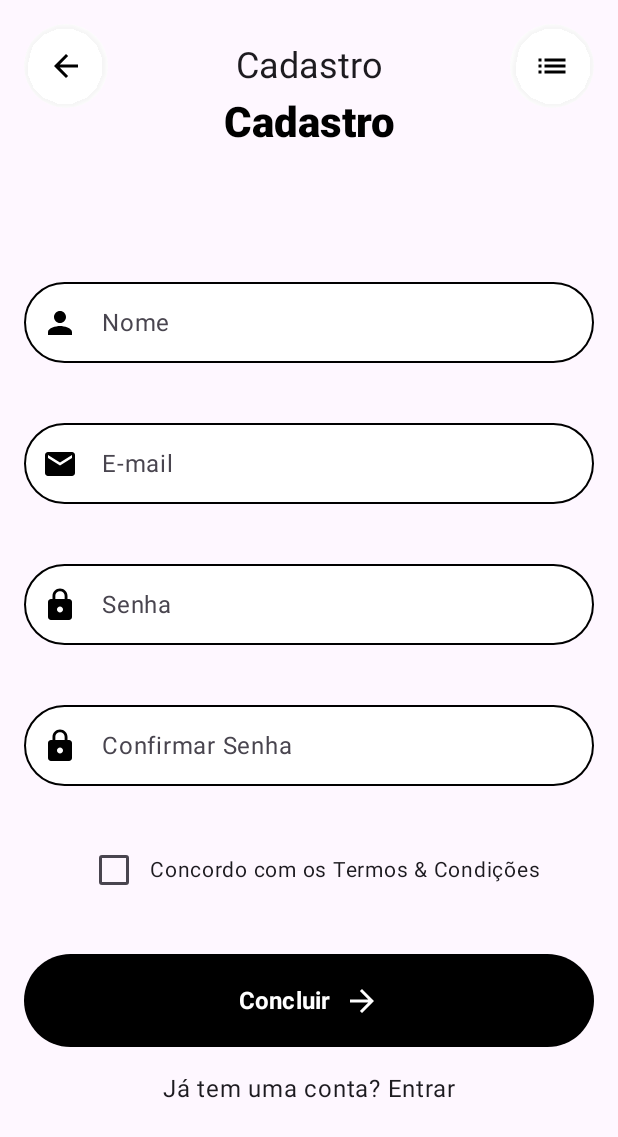
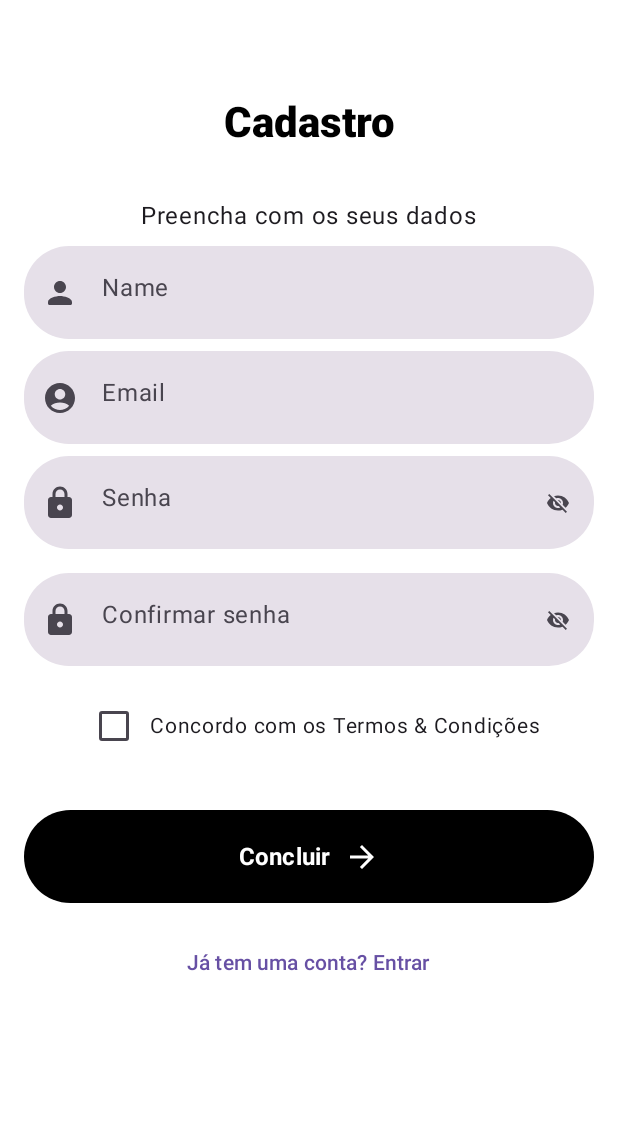
Before and after one commit to GDianaS/AND_App, an Android app built with Jetpack Compose: the screen it shows after launch (MainActivity), after a tap on "Inscreva-se", on a phone screen of 412 x 824 dp. Shown: the top 1137 px of the screen. Run offline under Robolectric (Android 15) with nearby library versions, the phone set to English and light mode, and no system bars; our stand-ins replace Compose Multiplatform resources; 1 statement that could not run was skipped.

Commit message:
feat: display input error in sign in

```diff
--- a/composeApp/src/commonMain/kotlin/com/study/andancas/features/singin/SignInScreen.kt
+++ b/composeApp/src/commonMain/kotlin/com/study/andancas/features/singin/SignInScreen.kt
@@ -1,5 +1,7 @@
 package com.study.andancas.features.singin
 
+import androidx.compose.foundation.background
+import androidx.compose.foundation.clickable
 import androidx.compose.foundation.layout.Column
 import androidx.compose.foundation.layout.Row
 import androidx.compose.foundation.layout.Spacer
@@ -9,10 +11,19 @@ import androidx.compose.foundation.layout.height
 import androidx.compose.foundation.layout.padding
 import androidx.compose.foundation.layout.size
 import androidx.compose.foundation.layout.systemBarsPadding
+import androidx.compose.foundation.rememberScrollState
+import androidx.compose.foundation.shape.RoundedCornerShape
+import androidx.compose.foundation.verticalScroll
 import androidx.compose.material.icons.Icons
 import androidx.compose.material.icons.filled.Email
 import androidx.compose.material.icons.filled.Lock
 import androidx.compose.material.icons.filled.Person
+import androidx.compose.material.icons.filled.Visibility
+import androidx.compose.material.icons.filled.VisibilityOff
+import androidx.compose.material.icons.rounded.AccountCircle
+import androidx.compose.material.icons.rounded.Lock
+import androidx.compose.material.icons.rounded.Person
+import androidx.compose.material3.Button
 import androidx.compose.material3.ButtonDefaults
 import androidx.compose.material3.Checkbox
 import androidx.compose.material3.CheckboxDefaults
@@ -20,6 +31,9 @@ import androidx.compose.material3.Icon
 import androidx.compose.material3.MaterialTheme
 import androidx.compose.material3.Scaffold
 import androidx.compose.material3.Text
+import androidx.compose.material3.TextButton
+import androidx.compose.material3.TextField
+import androidx.compose.material3.TextFieldDefaults
 import androidx.compose.runtime.Composable
 import androidx.compose.runtime.getValue
 import androidx.compose.runtime.mutableStateOf
@@ -27,9 +41,11 @@ import androidx.compose.runtime.remember
 import androidx.compose.runtime.setValue
 import androidx.compose.ui.Alignment
 import androidx.compose.ui.Modifier
+import androidx.compose.ui.graphics.Brush
 import androidx.compose.ui.graphics.Color
 import androidx.compose.ui.text.font.FontWeight
 import androidx.compose.ui.text.input.PasswordVisualTransformation
+import androidx.compose.ui.text.input.VisualTransformation
 import androidx.compose.ui.text.style.TextAlign
 import androidx.compose.ui.unit.dp
 import androidx.compose.ui.unit.sp
@@ -42,45 +58,40 @@ import com.study.andancas.ui.OutlinedInputField
 fun SignInScreen(
     modifier: Modifier = Modifier,
     onBackPressed: () -> Unit,
+    navigateToLoginScreen: () -> Unit
 
     ) {
+
+    var name by remember { mutableStateOf("") }
+    var email by remember { mutableStateOf("") }
+    var password by remember { mutableStateOf("") }
+    var confirmPassword by remember { mutableStateOf("") }
+    var passwordVisible by remember { mutableStateOf(false) }
+    var confirmPasswordVisible by remember { mutableStateOf(false) }
+
+    var nameError by remember { mutableStateOf("") }
+    var emailError by remember { mutableStateOf("") }
+    var passwordError by remember { mutableStateOf("") }
+    var confirmPasswordError by remember { mutableStateOf("") }
+
+
     Scaffold(
         modifier = Modifier
             .fillMaxSize()
-            .systemBarsPadding(),
-
-        topBar = {
-            Header(
-                title = "Cadastro",
-                showBackButton = true,
-                showMenuIcon = true,
-                onBackClick = onBackPressed
-            )
-        },
-
-    )
+            .systemBarsPadding()
+        )
     {
 
         Column(
             modifier = modifier
                 .fillMaxSize()
-                /*
-                .background(
-                    Brush.verticalGradient(
-                        0f to Color.LightGray,
-                        1f to Color.Black
-                    )
-                )*/
-                .systemBarsPadding(),
-            horizontalAlignment = Alignment.CenterHorizontally
+                .systemBarsPadding()
+                .verticalScroll(rememberScrollState())
+                .background(Color.White),
+            horizontalAlignment = Alignment.CenterHorizontally,
+
 
         ) {
-            /*
-            Image(
-                painter = painterResource(Res.drawable.register),
-                contentDescription = null,
-                modifier = Modifier.size(180.dp).padding(top = 32.dp)
-            )*/
 
             Spacer(Modifier.height(64.dp))
 
@@ -92,57 +103,143 @@ fun SignInScreen(
                 color = Color.Black,
                 fontWeight = FontWeight.Black)
 
-            Spacer(Modifier.height(64.dp))
+            Spacer(Modifier.height(32.dp))
 
-            OutlinedInputField(
-                placeholdertext = "Nome",
-                leadingIcon = {
-                    Icon(
-                        imageVector = Icons.Filled.Person,
-                        contentDescription = null,
-                        modifier = Modifier.size(24.dp),
-                        tint = Color.Black
+            Text(text = "Preencha com os seus dados")
+
+            Spacer(Modifier.height(8.dp))
+
+            TextField(
+                value = name,
+                onValueChange = { name = it },
+                label = {
+                    Text(
+                        if (nameError.isEmpty()) "Name" else nameError,
+                        color = if (nameError.isNotEmpty()) Color.Red else Color.Unspecified
                     )
                 },
-                modifier = Modifier.padding(16.dp))
+                leadingIcon = {
+                    Icon(Icons.Rounded.Person, contentDescription = null)
+                },
+                shape = RoundedCornerShape(30.dp),
+                colors = TextFieldDefaults.colors(
+                    focusedIndicatorColor = Color.Transparent,
+                    unfocusedIndicatorColor = Color.Transparent
+                ),
+                modifier = Modifier
+                    .fillMaxWidth()
+                    .height(62.dp)
+                    .padding(horizontal = 16.dp)
+            )
 
-            OutlinedInputField(
-                placeholdertext = "E-mail",
-                leadingIcon = {
-                    Icon(
-                        imageVector = Icons.Filled.Email,
-                        contentDescription = null,
-                        modifier = Modifier.size(24.dp),
-                        tint = Color.Black
+            Spacer(Modifier.height(8.dp))
+
+            TextField(
+                value = email,
+                onValueChange = { email = it },
+                label = {
+                    Text(
+                        if (emailError.isEmpty()) "Email" else emailError,
+                        color = if (emailError.isNotEmpty()) Color.Red else Color.Unspecified
                     )
                 },
-                modifier = Modifier.padding(16.dp))
+                leadingIcon = {
+                    Icon(Icons.Rounded.AccountCircle, contentDescription = null)
+                },
+                shape = RoundedCornerShape(30.dp),
+                colors = TextFieldDefaults.colors(
+                    focusedIndicatorColor = Color.Transparent,
+                    unfocusedIndicatorColor = Color.Transparent
+                ),
+                modifier = Modifier
+                    .fillMaxWidth()
+                    .height(62.dp)
+                    .padding(horizontal = 16.dp)
+            )
 
-            OutlinedInputField(
-                placeholdertext = "Senha",
-                leadingIcon = {
-                    Icon(
-                        imageVector = Icons.Filled.Lock,
-                        contentDescription = null,
-                        modifier = Modifier.size(24.dp),
-                        tint = Color.Black
+            Spacer(Modifier.height(8.dp))
+
+            TextField(
+                value = password,
+                onValueChange = { password = it },
+                label = {
+                    Text(
+                        if (passwordError.isEmpty()) "Senha" else passwordError,
+                        color = if (passwordError.isNotEmpty()) Color.Red else Color.Unspecified
                     )
                 },
-                visualTransformation = PasswordVisualTransformation(),
-                modifier = Modifier.padding(16.dp))
+                leadingIcon = {
+                    Icon(Icons.Rounded.Lock, contentDescription = null)
+                },
+                visualTransformation = if (passwordVisible) VisualTransformation.None else PasswordVisualTransformation(),
+                trailingIcon = {
+                    val image = if (passwordVisible)
+                        Icons.Filled.Visibility
+                    else Icons.Filled.VisibilityOff
 
-            OutlinedInputField(
-                placeholdertext = "Confirmar Senha",
-                leadingIcon = {
+                    val description = if (passwordVisible) "Esconder senha" else "Mostrar senha"
+
                     Icon(
-                        imageVector = Icons.Filled.Lock,
-                        contentDescription = null,
-                        modifier = Modifier.size(24.dp),
-                        tint = Color.Black
+                        image,
+                        contentDescription = description,
+                        modifier = Modifier
+                            .size(24.dp)
+                            .padding(4.dp)
+                            .clickable { passwordVisible = !passwordVisible }
                     )
                 },
-                visualTransformation = PasswordVisualTransformation(),
-                modifier = Modifier.padding(16.dp))
+                shape = RoundedCornerShape(30.dp),
+                colors = TextFieldDefaults.colors(
+                    focusedIndicatorColor = Color.Transparent,
+                    unfocusedIndicatorColor = Color.Transparent
+                ),
+                modifier = Modifier
+                    .fillMaxWidth()
+                    .height(62.dp)
+                    .padding(horizontal = 16.dp)
+            )
+
+            Spacer(Modifier.height(16.dp))
+
+            TextField(
+                value = confirmPassword,
+                onValueChange = { confirmPassword = it },
+                label = {
+                    Text(
+                        if (confirmPasswordError.isEmpty()) "Confirmar senha" else confirmPasswordError,
+                        color = if (confirmPasswordError.isNotEmpty()) Color.Red else Color.Unspecified
+                    )
+                },
+                leadingIcon = {
+                    Icon(Icons.Rounded.Lock, contentDescription = null)
+                },
+                visualTransformation = if (confirmPasswordVisible) VisualTransformation.None else PasswordVisualTransformation(),
+                trailingIcon = {
+                    val image = if (confirmPasswordVisible)
+                        Icons.Filled.Visibility
+                    else Icons.Filled.VisibilityOff
+
+                    val description = if (confirmPasswordVisible) "Esconder senha" else "Mostrar senha"
+
+                    Icon(
+                        image,
+                        contentDescription = description,
+                        modifier = Modifier
+                            .size(24.dp)
+                            .padding(4.dp)
+                            .clickable { confirmPasswordVisible = !confirmPasswordVisible }
+                    )
+                },
+                shape = RoundedCornerShape(30.dp),
+                colors = TextFieldDefaults.colors(
+                    focusedIndicatorColor = Color.Transparent,
+                    unfocusedIndicatorColor = Color.Transparent
+                ),
+                modifier = Modifier
+                    .fillMaxWidth()
+                    .height(62.dp)
+                    .padding(horizontal = 16.dp)
+            )
 
 
             Spacer(Modifier.height(16.dp))
@@ -156,7 +253,18 @@ fun SignInScreen(
                 modifier=Modifier.padding(start = 16.dp, end = 16.dp),
                 text = "Concluir",
                 isNavigationArrowVisible = true,
-                onClicked = {/*TODO*/},
+                onClicked = {
+                    nameError = if (name.isBlank()) "Preencher Nome" else ""
+                    emailError = if(email.isBlank()) "Preencher Email" else ""
+                    passwordError = if (password.isBlank()) "Preencher Senha" else ""
+                    confirmPasswordError = if (confirmPassword.isBlank()) "Preencher Confirmar Senha"
+                        else (if (password != confirmPassword) "Senha e Confirmar Senha são Diferentes" else "")
+
+                            if(nameError.isEmpty() && emailError.isEmpty() && passwordError.isEmpty() && confirmPasswordError.isEmpty()){
+                                //TODO
+                            }
+
+                },
                 colors = ButtonDefaults.buttonColors(
                     contentColor = Color.White,
                     containerColor = Color.Black
@@ -165,12 +273,16 @@ fun SignInScreen(
             )
 
             Spacer(Modifier.height(16.dp))
-            Text(text = "Já tem uma conta? Entrar")
+
+            TextButton(onClick = navigateToLoginScreen){
+                Text(text = "Já tem uma conta? Entrar")
+            }
 
         }
     }
 
 }
+
 
 @Composable
 fun TermsCondictions(onCheckedChanged: (Boolean) -> Unit,
--- a/composeApp/src/commonMain/kotlin/com/study/andancas/navigation/main/HomeNavHost.kt
+++ b/composeApp/src/commonMain/kotlin/com/study/andancas/navigation/main/HomeNavHost.kt
@@ -39,6 +39,9 @@ fun HomeNavHost(
             SignInScreen(
                 onBackPressed = {
                     navHostController.popBackStack()
+                },
+                navigateToLoginScreen = {
+                    navHostController.navigate(HomeRoutes.Login)
                 }
             )
         }
```
